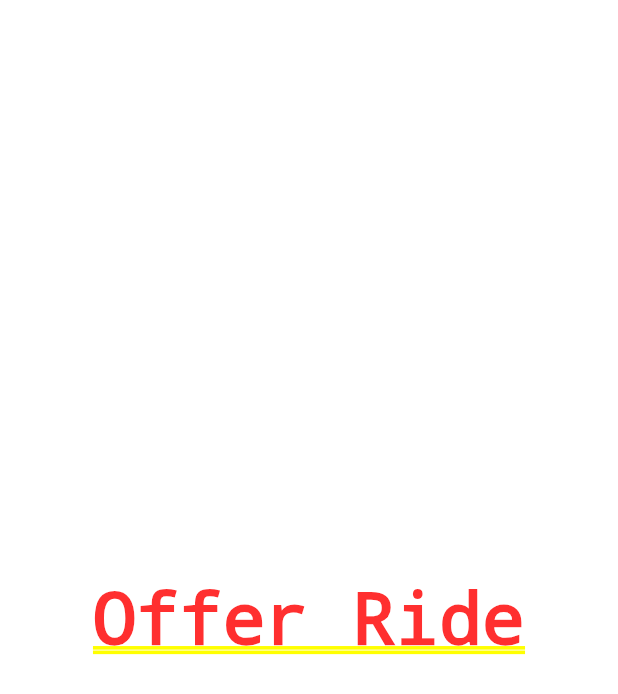
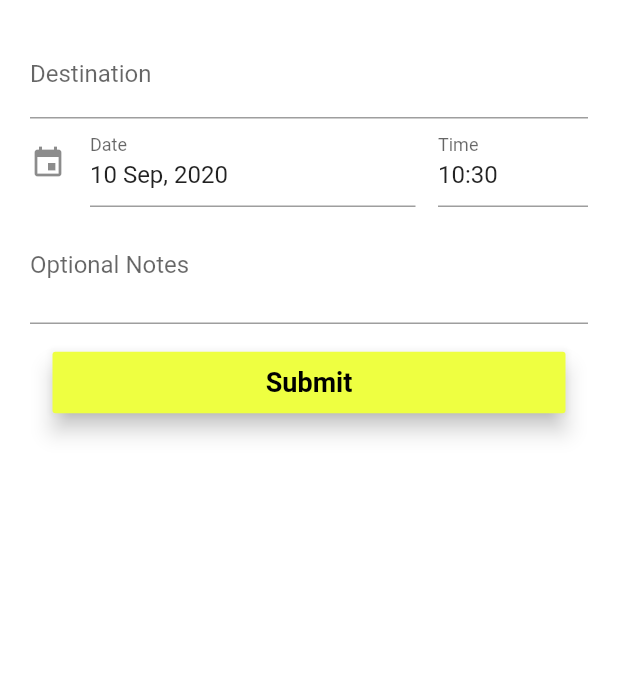
Before and after one commit to jaggu21/PoolIIIT_mobileApp, a Flutter app: the screen it shows after launch, item 2 of the bottom bar chosen, on a phone screen of 412 x 824 dp. Shown: the top 694 px of the screen. Run offline on Flutter 3.47's test engine with Material 2 defaults, Android fonts, the phone set to English and light mode, and no system bars; drawn by our look-alikes of date_time_picker; our stand-ins replace carousel_slider, transparent_image.

Commit message:
Added Booking Form

```diff
--- /dev/null
+++ b/lib/models/booking.dart
@@ -0,0 +1,18 @@
+import 'package:flutter/material.dart';
+
+class Booking {
+  String id;
+  String username;
+  String start = "IIITB";
+  String end;
+  String dateTime;
+  String notes;
+
+  Booking({
+    @required id,
+    @required username,
+    @required end,
+    @required dateTime,
+    @required notes,
+  });
+}
--- a/lib/screens/RideScreens/offerRide.dart
+++ b/lib/screens/RideScreens/offerRide.dart
@@ -1,4 +1,6 @@
+import 'package:PoolIIIT_mobileApp/models/booking.dart';
 import 'package:flutter/material.dart';
+import 'package:date_time_picker/date_time_picker.dart';
 
 class OfferRide extends StatefulWidget {
   static const routeName = '/offerride';
@@ -7,11 +9,105 @@ class OfferRide extends StatefulWidget {
 }
 
 class _OfferRideState extends State<OfferRide> {
+  final _focusNode = FocusNode();
+  final _form = GlobalKey<FormState>();
+  Booking card = new Booking(
+    id: "",
+    username: "Amanda",
+    end: "",
+    dateTime: "",
+    notes: "",
+  );
+
+  void _saveForm() {
+    _form.currentState.save();
+    print(card.dateTime);
+    print(card.end);
+    print(card.notes);
+  }
+
+  @override
+  void dispose() {
+    _focusNode.dispose();
+    super.dispose();
+  }
+
   @override
   Widget build(BuildContext context) {
     return Center(
-      child: SingleChildScrollView(
-        child: Text("Offer Ride"),
+      child: Padding(
+        padding: const EdgeInsets.all(20.0),
+        child: Form(
+          key: _form,
+          child: ListView(
+            children: <Widget>[
+              TextFormField(
+                decoration: InputDecoration(
+                  labelText: 'Destination',
+                ),
+                textInputAction: TextInputAction.next,
+                onFieldSubmitted: (value) {
+                  FocusScope.of(context).requestFocus(_focusNode);
+                },
+                onSaved: (value) {
+                  card.end = value;
+                },
+              ),
+              DateTimePicker(
+                type: DateTimePickerType.dateTimeSeparate,
+                dateMask: 'd MMM, yyyy',
+                initialValue: DateTime.now().toIso8601String(),
+                firstDate: DateTime.now(),
+                lastDate: DateTime(2100),
+                icon: Icon(
+                  Icons.event,
+                ),
+                dateLabelText: 'Date',
+                timeLabelText: 'Time',
+                onChanged: (val) => print(val),
+                validator: (val) {
+                  print(val);
+                  return null;
+                },
+                onSaved: (value) {
+                  card.dateTime = value;
+                },
+              ),
+              TextFormField(
+                decoration: InputDecoration(
+                  labelText: 'Optional Notes',
+                ),
+                maxLines: 2,
+                keyboardType: TextInputType.multiline,
+                textInputAction: TextInputAction.done,
+                focusNode: _focusNode,
+                onSaved: (value) {
+                  card.notes = value;
+                },
+                onFieldSubmitted: (_) => _saveForm(),
+              ),
+              Container(
+                padding: EdgeInsets.all(15),
+                child: SizedBox(
+                  child: RaisedButton(
+                    onPressed: () => _saveForm(),
+                    elevation: 6.0,
+                    padding: EdgeInsets.all(10.0),
+                    color: Colors.limeAccent,
+                    child: Text(
+                      "Submit",
+                      style: TextStyle(
+                        color: Colors.black,
+                        fontWeight: FontWeight.bold,
+                        fontSize: 18.0,
+                      ),
+                    ),
+                  ),
+                ),
+              ),
+            ],
+          ),
+        ),
       ),
     );
   }
--- a/lib/screens/home_page.dart
+++ b/lib/screens/home_page.dart
@@ -214,8 +214,8 @@ class _MyHomePageState extends State<MyHomePage> {
                 ],
               ),
             ),
+            OfferRide(),
             FindRide(),
-            OfferRide(),
           ],
         ),
         bottomNavigationBar: BottomNavigationBar(
--- a/pubspec.yaml
+++ b/pubspec.yaml
@@ -32,6 +32,7 @@ dependencies:
   transparent_image: ^1.0.0
   simple_animations: ^2.2.1
   carousel_slider: ^2.2.1
+  date_time_picker: ^1.0.1
 dev_dependencies:
   flutter_test:
     sdk: flutter
```
Also changed, not shown: lib/widgets/bookingCard.dart (added, +37 -0 lines), pubspec.lock.
